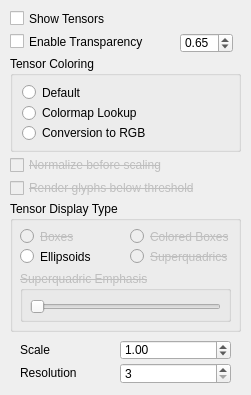
First picture: the form in src/Interface/Modules/Visualization/ShowFieldGlyphsTensorTab.ui, repository SCIInstitute/SCIRun, before the edit.
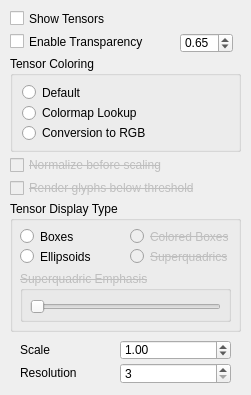
Second picture: the form after the edit.

```diff
--- a/src/Interface/Modules/Visualization/ShowFieldGlyphsTensorTab.ui
+++ b/src/Interface/Modules/Visualization/ShowFieldGlyphsTensorTab.ui
@@ -70,7 +70,7 @@
    </property>
    <widget class="QRadioButton" name="tensorsAsBoxesRButton_">
     <property name="enabled">
-     <bool>false</bool>
+     <bool>true</bool>
     </property>
     <property name="geometry">
      <rect>
@@ -82,7 +82,7 @@
     </property>
     <property name="font">
      <font>
-      <strikeout>true</strikeout>
+      <strikeout>false</strikeout>
      </font>
     </property>
     <property name="text">
```
Left out of the diff: 12 changed lines with no effect on the pictures.
